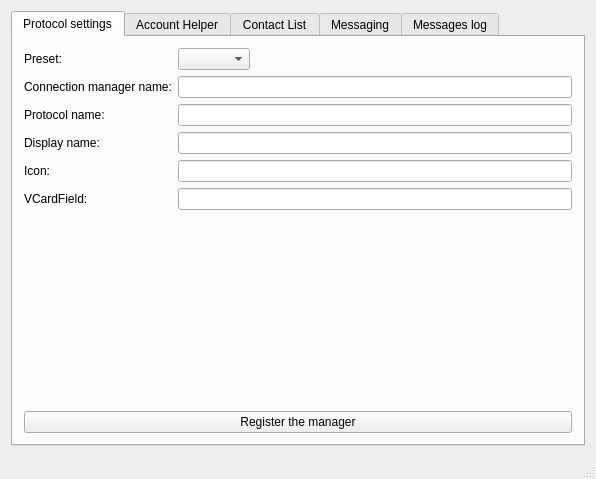
TelepathyIM/simple-cm, file tools/engineering-cm/MainWindow.ui: the form before one commit.
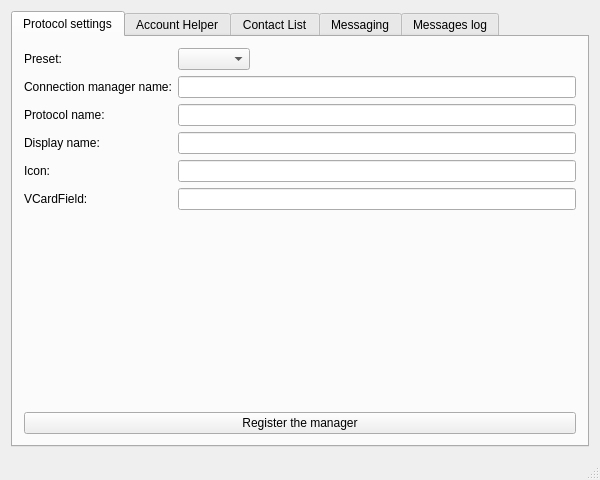
The form after the commit.

Commit message: EngineeringCM/UI: Adjust some sizes

Patch:
```diff
--- a/tools/engineering-cm/MainWindow.ui
+++ b/tools/engineering-cm/MainWindow.ui
@@ -6,8 +6,8 @@
    <rect>
     <x>0</x>
     <y>0</y>
-    <width>596</width>
-    <height>479</height>
+    <width>600</width>
+    <height>480</height>
    </rect>
   </property>
   <property name="windowTitle">
```
Left out of the diff: 4 changed lines with no effect on the pictures. The commit also changes 1 other file.
